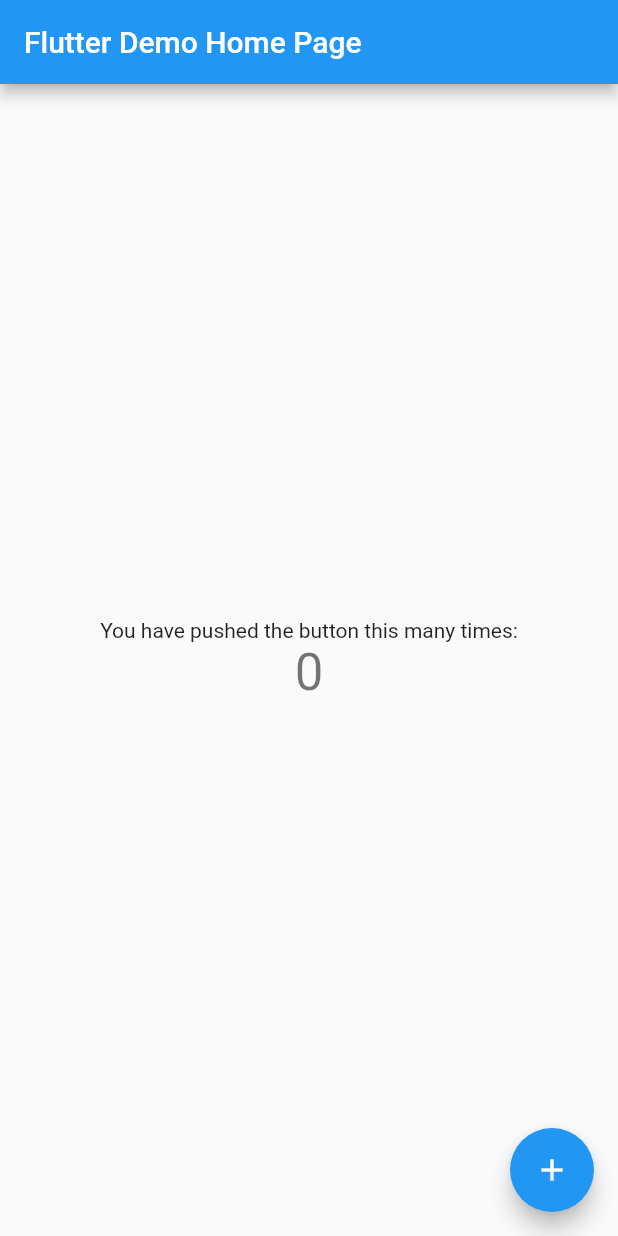
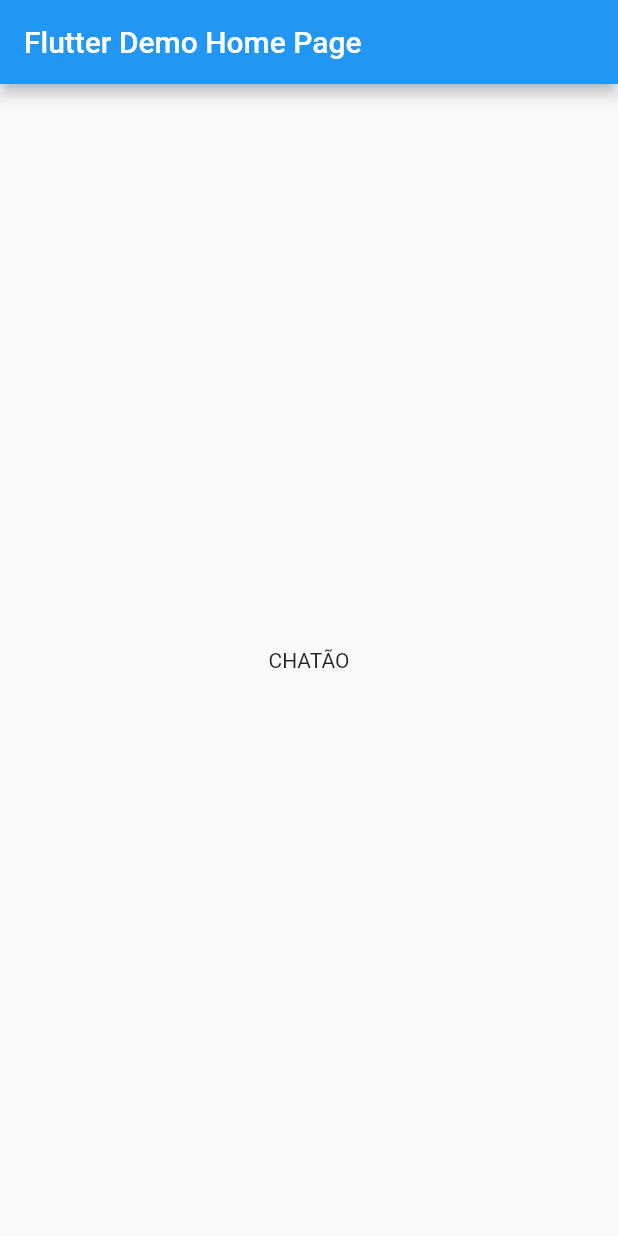
Before and after one commit to pa-tiq/chatao, a Flutter app: the screen it shows after launch, on a phone screen of 412 x 824 dp. Run offline on Flutter 3.47's test engine with Material 2 defaults, Android fonts, the phone set to English and light mode, and no system bars.

Commit message:
ORGANIZANDO A PORRA DO PROJETO

```diff
--- a/lib/main.dart
+++ b/lib/main.dart
@@ -1,109 +1,19 @@
 import 'package:flutter/material.dart';
+
+import 'pages/home.dart';
 
 void main() => runApp(new MyApp());
 
 class MyApp extends StatelessWidget {
-  // This widget is the root of your application.
   @override
   Widget build(BuildContext context) {
     return new MaterialApp(
       title: 'Flutter Demo',
       theme: new ThemeData(
-        // This is the theme of your application.
-        //
-        // Try running your application with "flutter run". You'll see the
-        // application has a blue toolbar. Then, without quitting the app, try
-        // changing the primarySwatch below to Colors.green and then invoke
-        // "hot reload" (press "r" in the console where you ran "flutter run",
-        // or press Run > Flutter Hot Reload in IntelliJ). Notice that the
-        // counter didn't reset back to zero; the application is not restarted.
+
         primarySwatch: Colors.blue,
       ),
       home: new MyHomePage(title: 'Flutter Demo Home Page'),
     );
   }
 }
-
-class MyHomePage extends StatefulWidget {
-  MyHomePage({Key key, this.title}) : super(key: key);
-
-  // This widget is the home page of your application. It is stateful, meaning
-  // that it has a State object (defined below) that contains fields that affect
-  // how it looks.
-
-  // This class is the configuration for the state. It holds the values (in this
-  // case the title) provided by the parent (in this case the App widget) and
-  // used by the build method of the State. Fields in a Widget subclass are
-  // always marked "final".
-
-  final String title;
-
-  @override
-  _MyHomePageState createState() => new _MyHomePageState();
-}
-
-class _MyHomePageState extends State<MyHomePage> {
-  int _counter = 0;
-
-  void _incrementCounter() {
-    setState(() {
-      // This call to setState tells the Flutter framework that something has
-      // changed in this State, which causes it to rerun the build method below
-      // so that the display can reflect the updated values. If we changed
-      // _counter without calling setState(), then the build method would not be
-      // called again, and so nothing would appear to happen.
-      _counter++;
-    });
-  }
-
-  @override
-  Widget build(BuildContext context) {
-    // This method is rerun every time setState is called, for instance as done
-    // by the _incrementCounter method above.
-    //
-    // The Flutter framework has been optimized to make rerunning build methods
-    // fast, so that you can just rebuild anything that needs updating rather
-    // than having to individually change instances of widgets.
-    return new Scaffold(
-      appBar: new AppBar(
-        // Here we take the value from the MyHomePage object that was created by
-        // the App.build method, and use it to set our appbar title.
-        title: new Text(widget.title),
-      ),
-      body: new Center(
-        // Center is a layout widget. It takes a single child and positions it
-        // in the middle of the parent.
-        child: new Column(
-          // Column is also layout widget. It takes a list of children and
-          // arranges them vertically. By default, it sizes itself to fit its
-          // children horizontally, and tries to be as tall as its parent.
-          //
-          // Invoke "debug paint" (press "p" in the console where you ran
-          // "flutter run", or select "Toggle Debug Paint" from the Flutter tool
-          // window in IntelliJ) to see the wireframe for each widget.
-          //
-          // Column has various properties to control how it sizes itself and
-          // how it positions its children. Here we use mainAxisAlignment to
-          // center the children vertically; the main axis here is the vertical
-          // axis because Columns are vertical (the cross axis would be
-          // horizontal).
-          mainAxisAlignment: MainAxisAlignment.center,
-          children: <Widget>[
-            new Text(
-              'You have pushed the button this many times:',
-            ),
-            new Text(
-              '$_counter',
-              style: Theme.of(context).textTheme.display1,
-            ),
-          ],
-        ),
-      ),
-      floatingActionButton: new FloatingActionButton(
-        onPressed: _incrementCounter,
-        tooltip: 'Increment',
-        child: new Icon(Icons.add),
-      ), // This trailing comma makes auto-formatting nicer for build methods.
-    );
-  }
-}
--- /dev/null
+++ b/lib/pages/home.dart
@@ -0,0 +1,27 @@
+import 'package:flutter/material.dart';
+
+class MyHomePage extends StatefulWidget {
+  MyHomePage({Key key, this.title}) : super(key: key);
+
+  final String title;
+
+  @override
+  _MyHomePageState createState() => new _MyHomePageState();
+}
+
+class _MyHomePageState extends State<MyHomePage> {
+
+
+  @override
+  Widget build(BuildContext context) {
+
+    return new Scaffold(
+      appBar: new AppBar(
+        title: new Text(widget.title),
+      ),
+      body: new Center(
+        child: new Text('CHATÃO'),
+      ),
+    );
+  }
+}
```
